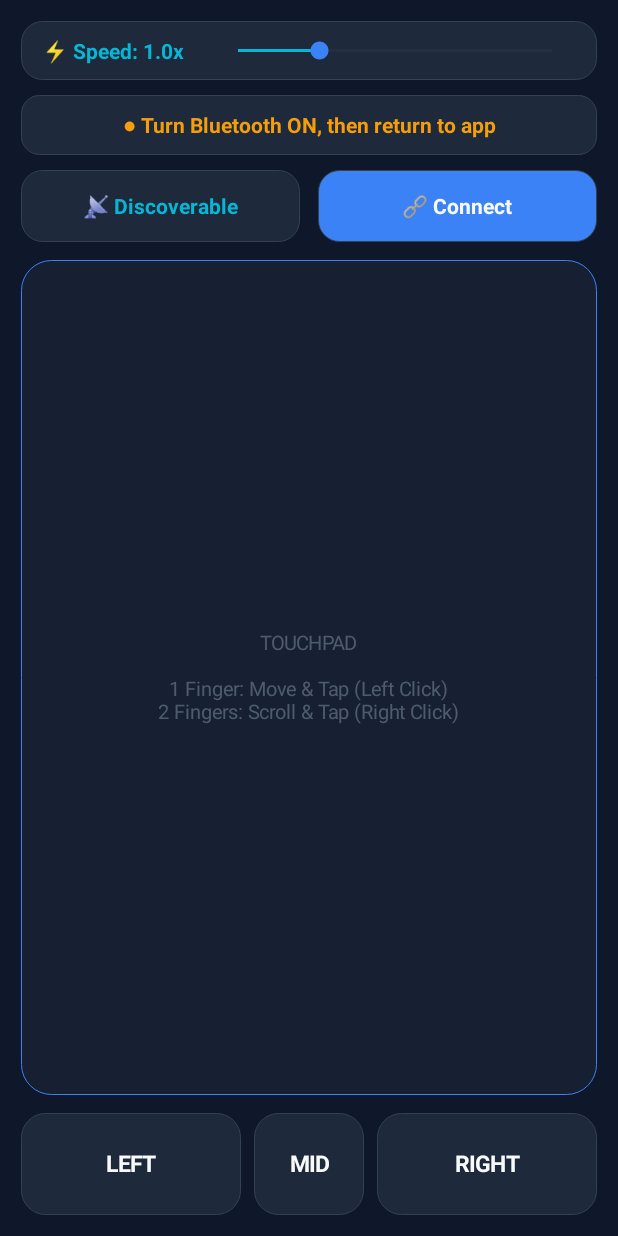
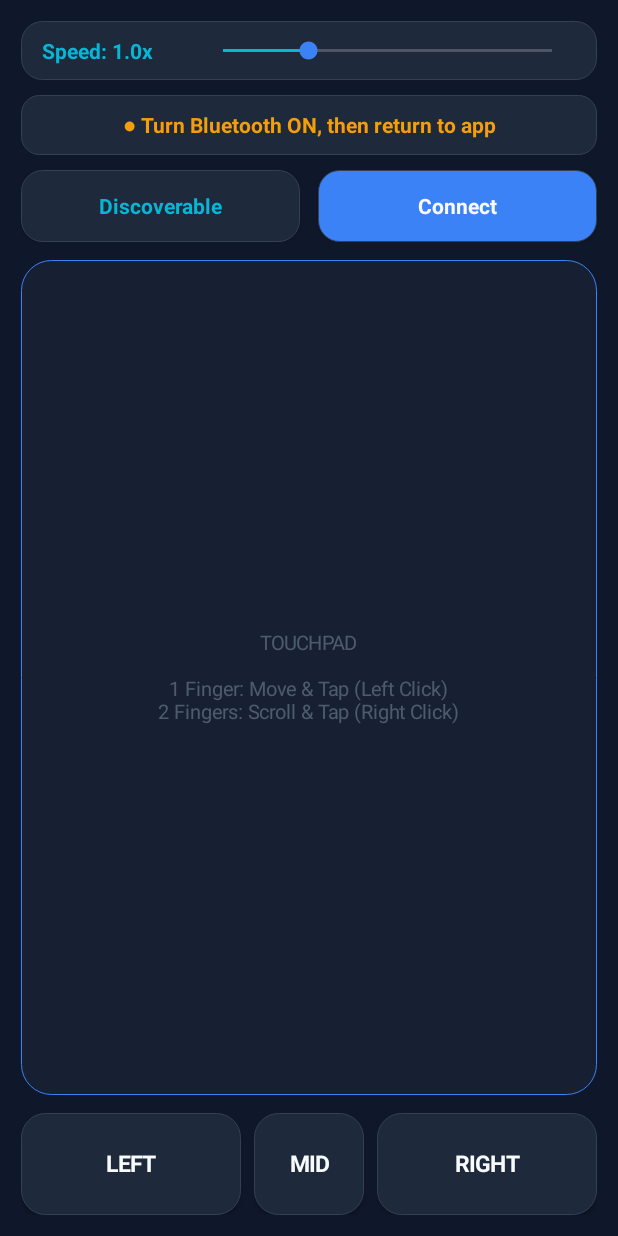
Before and after one commit to Badsha7175/BTMouse, an Android app: the screen it shows after launch (MainActivity), on a phone screen of 412 x 824 dp. Run offline under Robolectric (Android 15) with nearby library versions, the phone set to English and light mode, and no system bars.

Commit message:
Refactor MainActivity by cleaning up code
Removed unused imports and comments, updated button labels, and adjusted layout parameters.

```diff
--- a/app/src/main/java/com/example/btmouse/MainActivity.kt
+++ b/app/src/main/java/com/example/btmouse/MainActivity.kt
@@ -16,13 +16,11 @@ import android.content.res.ColorStateList
 import android.graphics.Color
 import android.graphics.Typeface
 import android.graphics.drawable.GradientDrawable
-import android.graphics.drawable.RippleDrawable
 import android.os.Build
 import android.os.Bundle
 import android.provider.Settings
 import android.view.Gravity
 import android.view.MotionEvent
-import android.view.WindowManager
 import android.widget.Button
 import android.widget.FrameLayout
 import android.widget.LinearLayout
@@ -37,7 +35,6 @@ import kotlin.math.abs
 class MainActivity : Activity() {
 
     companion object {
-        // HID report descriptor: 3 buttons + X + Y + wheel (4 byte report, no report id)
         private val DESCRIPTOR: ByteArray = intArrayOf(
             0x05, 0x01,       // Usage Page (Generic Desktop)
             0x09, 0x02,       // Usage (Mouse)
@@ -68,7 +65,6 @@ class MainActivity : Activity() {
             0xC0              // End Collection
         ).map { it.toByte() }.toByteArray()
 
-        // Modern Dark Theme Colors
         private const val BG_DARK = "#0F172A"
         private const val CARD_BG = "#1E293B"
         private const val PAD_BG = "#162032"
@@ -92,7 +88,6 @@ class MainActivity : Activity() {
 
     private lateinit var statusView: TextView
 
-    // touch state
     private var lastX = 0f
     private var lastY = 0f
     private var accX = 0f
@@ -138,13 +133,11 @@ class MainActivity : Activity() {
         }
 
         override fun onSetProtocol(device: BluetoothDevice?, protocol: Byte) {
-            // Host protocol request acknowledged
         }
     }
 
     override fun onCreate(savedInstanceState: Bundle?) {
         super.onCreate(savedInstanceState)
-        window.addFlags(WindowManager.LayoutParams.FLAG_DRAWS_SYSTEM_BAR_BACKGROUNDS)
         window.statusBarColor = Color.parseColor(BG_DARK)
         window.navigationBarColor = Color.parseColor(BG_DARK)
 
@@ -274,7 +267,7 @@ class MainActivity : Activity() {
             return
         }
         val names = list.map { "${it.name ?: "Unknown"}\n${it.address}" }.toTypedArray()
-        AlertDialog.Builder(this, android.R.style.Theme_Material_Dialog_Alert)
+        AlertDialog.Builder(this)
             .setTitle("Select your laptop")
             .setItems(names) { _, i -> connectTo(list[i]) }
             .show()
@@ -410,16 +403,13 @@ class MainActivity : Activity() {
     }
 
     private fun styledButton(label: String, bgHex: String, textHex: String = TEXT_PRIMARY): Button {
-        val base = roundedBox(bgHex, BORDER_COLOR, 14, 1)
-        val ripple = RippleDrawable(ColorStateList.valueOf(Color.parseColor("#40FFFFFF")), base, null)
         val btn = Button(this)
         btn.text = label
         btn.setTextColor(Color.parseColor(textHex))
         btn.textSize = 14f
         btn.typeface = Typeface.DEFAULT_BOLD
         btn.isAllCaps = false
-        btn.background = ripple
-        btn.stateListAnimator = null
+        btn.background = roundedBox(bgHex, BORDER_COLOR, 14, 1)
         return btn
     }
 
@@ -433,7 +423,6 @@ class MainActivity : Activity() {
         b.typeface = Typeface.DEFAULT_BOLD
         b.isAllCaps = false
         b.background = normalBg
-        b.stateListAnimator = null
 
         b.setOnTouchListener { _, e ->
             when (e.actionMasked) {
@@ -461,7 +450,7 @@ class MainActivity : Activity() {
         root.setBackgroundColor(Color.parseColor(BG_DARK))
         root.setPadding(dp(14), dp(14), dp(14), dp(14))
 
-        // ১. একদম ওপরে কার্সার স্পিড স্লাইডার কার্ড (Range)
+        // ১. একদম ওপরে কার্সার স্পিড স্লাইডার কার্ড
         val speedCard = LinearLayout(this)
         speedCard.orientation = LinearLayout.HORIZONTAL
         speedCard.gravity = Gravity.CENTER_VERTICAL
@@ -469,7 +458,7 @@ class MainActivity : Activity() {
         speedCard.setPadding(dp(14), dp(10), dp(14), dp(10))
 
         val speedLabel = TextView(this)
-        speedLabel.text = "⚡ Speed: 1.0x"
+        speedLabel.text = "Speed: 1.0x"
         speedLabel.setTextColor(Color.parseColor(ACCENT_CYAN))
         speedLabel.textSize = 14f
         speedLabel.typeface = Typeface.DEFAULT_BOLD
@@ -479,17 +468,16 @@ class MainActivity : Activity() {
         speedBar.progress = 7
         speedBar.progressTintList = ColorStateList.valueOf(Color.parseColor(ACCENT_CYAN))
         speedBar.thumbTintList = ColorStateList.valueOf(Color.parseColor(ACCENT_BLUE))
-        speedBar.progressBackgroundTintList = ColorStateList.valueOf(Color.parseColor(BORDER_COLOR))
         speedBar.setOnSeekBarChangeListener(object : SeekBar.OnSeekBarChangeListener {
             override fun onProgressChanged(seekBar: SeekBar?, progress: Int, fromUser: Boolean) {
                 sensitivity = 0.3f + (progress * 0.1f)
-                speedLabel.text = String.format(Locale.US, "⚡ Speed: %.1fx", sensitivity)
+                speedLabel.text = String.format(Locale.US, "Speed: %.1fx", sensitivity)
             }
             override fun onStartTrackingTouch(seekBar: SeekBar?) {}
             override fun onStopTrackingTouch(seekBar: SeekBar?) {}
         })
 
-        speedCard.addView(speedLabel, LinearLayout.LayoutParams(dp(115), LinearLayout.LayoutParams.WRAP_CONTENT))
+        speedCard.addView(speedLabel, LinearLayout.LayoutParams(dp(105), LinearLayout.LayoutParams.WRAP_CONTENT))
         speedCard.addView(speedBar, LinearLayout.LayoutParams(0, LinearLayout.LayoutParams.WRAP_CONTENT, 1f))
         val speedLp = LinearLayout.LayoutParams(LinearLayout.LayoutParams.MATCH_PARENT, LinearLayout.LayoutParams.WRAP_CONTENT)
         speedLp.bottomMargin = dp(10)
@@ -511,9 +499,9 @@ class MainActivity : Activity() {
         // ৩. অ্যাকশন বাটন (Discoverable & Connect)
         val top = LinearLayout(this)
         top.orientation = LinearLayout.HORIZONTAL
-        val discBtn = styledButton("📡 Discoverable", CARD_BG, ACCENT_CYAN)
+        val discBtn = styledButton("Discoverable", CARD_BG, ACCENT_CYAN)
         discBtn.setOnClickListener { makeDiscoverable() }
-        val connBtn = styledButton("🔗 Connect", ACCENT_BLUE, TEXT_PRIMARY)
+        val connBtn = styledButton("Connect", ACCENT_BLUE, TEXT_PRIMARY)
         connBtn.setOnClickListener { pickDevice() }
 
         val discLp = LinearLayout.LayoutParams(0, dp(48), 1f)
```
